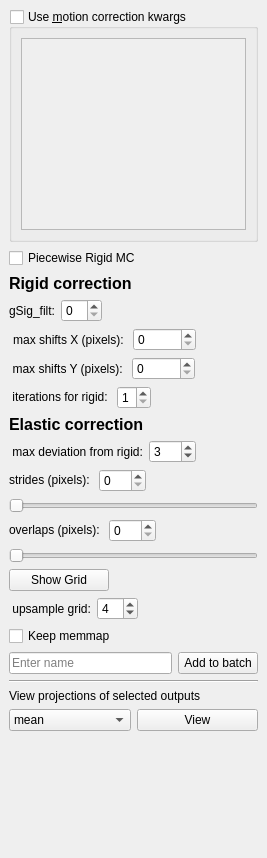
First picture: the form in caiman_napari/ui_files/mcorr_template_dockwidget.ui, repository nel-lab/mesmerize-napari, before the edit.
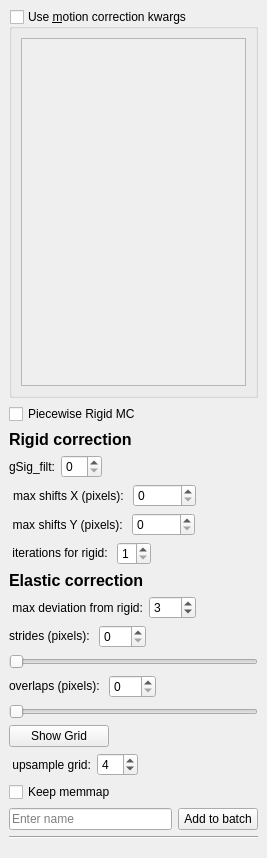
Second picture: the form after the edit.

Commit message: removed projections opt from mcorr gui, added it to main gui

```diff
--- a/caiman_napari/ui_files/mcorr_template_dockwidget.ui
+++ b/caiman_napari/ui_files/mcorr_template_dockwidget.ui
@@ -13,8 +13,8 @@
   <property name="floating">
    <bool>true</bool>
   </property>
-  <property name="allowedAreas">
-   <set>Qt::NoDockWidgetArea</set>
+  <property name="features">
+   <set>QDockWidget::AllDockWidgetFeatures</set>
   </property>
   <property name="windowTitle">
    <string>Motion Correction</string>
@@ -72,6 +72,7 @@
       <property name="font">
        <font>
         <pointsize>12</pointsize>
+        <weight>75</weight>
         <bold>true</bold>
        </font>
       </property>
@@ -251,6 +252,7 @@
       <property name="font">
        <font>
         <pointsize>12</pointsize>
+        <weight>75</weight>
         <bold>true</bold>
        </font>
       </property>
@@ -507,61 +509,18 @@
       </property>
      </widget>
     </item>
-    <item>
-     <widget class="QLabel" name="label_2">
-      <property name="toolTip">
-       <string>View Mean, Max or Std projections of the outputs from selected batch items</string>
-      </property>
-      <property name="text">
-       <string>View projections of selected outputs</string>
-      </property>
-     </widget>
-    </item>
-    <item>
-     <layout class="QHBoxLayout" name="horizontalLayout_2">
-      <item>
-       <widget class="QComboBox" name="comboBoxProjectionsOption">
-        <property name="toolTip">
-         <string>View Mean, Max or Std projections of the outputs from selected batch items</string>
-        </property>
-        <item>
-         <property name="text">
-          <string>mean</string>
-         </property>
-        </item>
-        <item>
-         <property name="text">
-          <string>max</string>
-         </property>
-        </item>
-        <item>
-         <property name="text">
-          <string>std</string>
-         </property>
-        </item>
-       </widget>
-      </item>
-      <item>
-       <widget class="QPushButton" name="pushButtonViewProjections">
-        <property name="toolTip">
-         <string>View Mean, Max or Std projections of the outputs from selected batch items</string>
-        </property>
-        <property name="text">
-         <string>View</string>
-        </property>
-       </widget>
-      </item>
-     </layout>
-    </item>
     <item>
      <spacer name="verticalSpacer">
       <property name="orientation">
        <enum>Qt::Vertical</enum>
       </property>
+      <property name="sizeType">
+       <enum>QSizePolicy::Minimum</enum>
+      </property>
       <property name="sizeHint" stdset="0">
        <size>
-        <width>20</width>
-        <height>40</height>
+        <width>10</width>
+        <height>10</height>
        </size>
       </property>
      </spacer>
```
Left out of the diff: 5 changed lines with no effect on the pictures. The commit also changes 1 other file.
